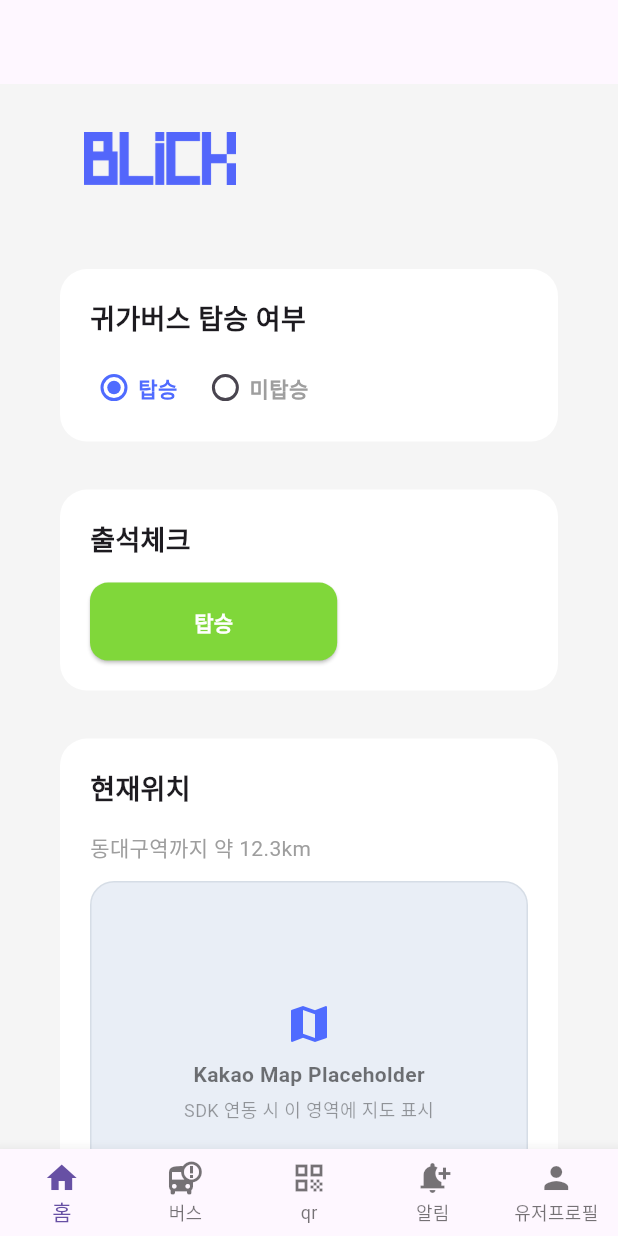
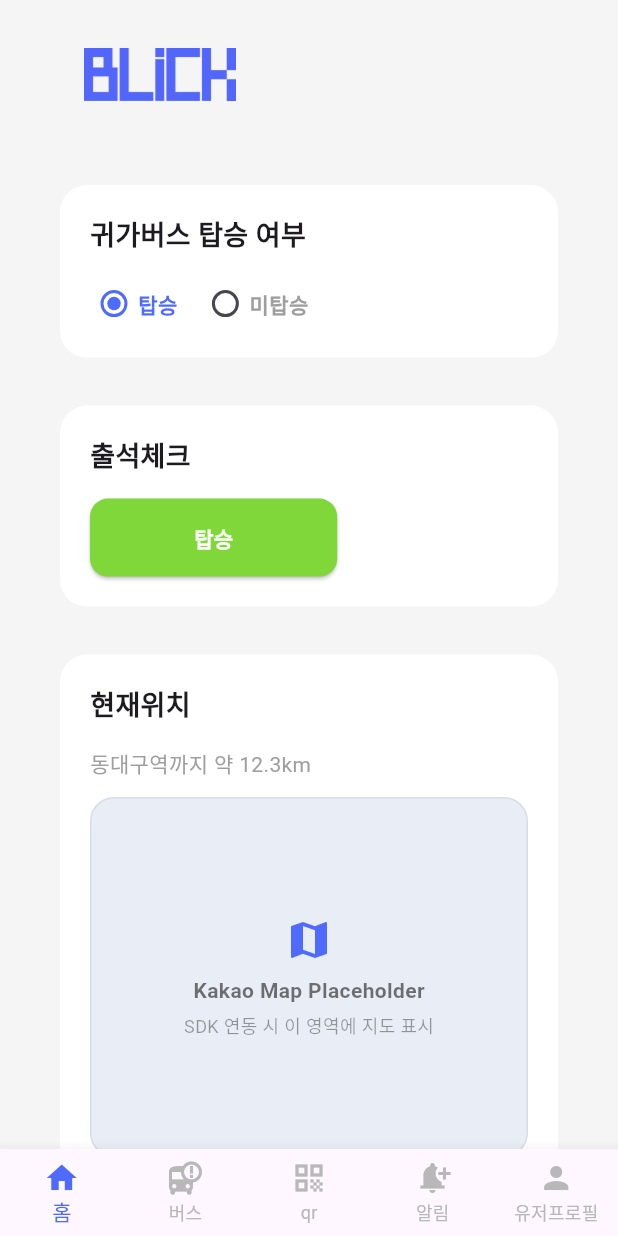
Before and after one commit to TeamBlick/app, a Flutter app: the screen it shows after launch, after a tap on "로그인", on a phone screen of 412 x 824 dp. Run offline on Flutter 3.47's test engine with Material 3 defaults, Android fonts, the phone set to English and light mode, and no system bars.

Commit message:
Refactor : BottomNav 위젯 분리 및 각 탭에 PageStorageKey 적용
- BottomNav를 `lib/widgets/bottom_nav.dart`로 분리하고 HomeScreen에서 사용, 각 탭에 PageStorageKey 부여.

```diff
--- a/lib/screens/home/tabs/bus_tab.dart
+++ b/lib/screens/home/tabs/bus_tab.dart
@@ -1,5 +1,6 @@
 import 'package:flutter/material.dart';
 import '../../../widgets/app_logo_header.dart';
+import '../../../widgets/section_card.dart';
 
 class BusTab extends StatelessWidget {
   const BusTab({super.key});
@@ -10,10 +11,9 @@ class BusTab extends StatelessWidget {
       padding: const EdgeInsets.all(40),
       child: Column(
         children: const [
-          Align(alignment: Alignment.centerLeft),
-          AppLogoHeader(),
-          SizedBox(height: 32),
-          Center(child: Text('버스 탭')),
+          SectionCard(title: "버스 변경 위치", child: Text("hi")),
+          const SizedBox(height: 32,),
+          SectionCard(title: "버스 변경 사유",child: Text("ㅗㅑ"),)
         ],
       ),
     );
--- a/lib/screens/home/tabs/home_tab.dart
+++ b/lib/screens/home/tabs/home_tab.dart
@@ -1,7 +1,8 @@
 import 'package:flutter/material.dart';
 import '../../../widgets/app_logo_header.dart';
+import '../../../widgets/kakaoMapWidget.dart';
 import '../../../widgets/radio_buttom.dart';
-import '../../../widgets/kakaoMapWidget.dart';
+import '../../../widgets/section_card.dart';
 
 class HomeTab extends StatefulWidget {
   const HomeTab({super.key});
@@ -46,35 +47,6 @@ class _HomeTabState extends State<HomeTab> {
   }
 }
 
-class SectionCard extends StatelessWidget {
-  final String title;
-  final Widget child;
-  const SectionCard({super.key, required this.title, required this.child});
-
-  @override
-  Widget build(BuildContext context) {
-    return Container(
-      width: double.infinity,
-      decoration: BoxDecoration(
-        color: Colors.white,
-        borderRadius: BorderRadius.circular(18)
-        ),
-      padding: const EdgeInsets.all(20),
-      child: Column(
-        crossAxisAlignment: CrossAxisAlignment.start,
-        children: [
-          Text(
-            title,
-            style: const TextStyle(fontWeight: FontWeight.bold, fontSize: 18),
-          ),
-          const SizedBox(height: 16), // 제목과 내용 사이 간격 16으로 고정
-          child,
-        ],
-      ),
-    );
-  }
-}
-
 class _AttendanceButton extends StatelessWidget {
   const _AttendanceButton({required this.busState});
 
@@ -84,7 +56,7 @@ class _AttendanceButton extends StatelessWidget {
   Widget build(BuildContext context) {
     final isBoarding = busState == "탑승";
     // 탑승 상태에 따라 삼항으로 버튼 색/문구 결정
-    final bgColor = isBoarding ? const Color.fromARGB(255,128,215,58) : const Color(0xFFFF3B30);
+    final bgColor = isBoarding ? const Color.fromARGB(255, 128, 215, 58) : const Color(0xFFFF3B30);
     final label = isBoarding ? "탑승" : "미탑승";
 
     return SizedBox(
--- a/lib/screens/home_screen.dart
+++ b/lib/screens/home_screen.dart
@@ -4,6 +4,7 @@ import 'home/tabs/bus_tab.dart';
 import 'home/tabs/home_tab.dart';
 import 'home/tabs/profile_tab.dart';
 import 'home/tabs/qr_tab.dart';
+import '../widgets/bottom_nav.dart';
 
 class HomeScreen extends StatefulWidget {
   const HomeScreen({super.key});
@@ -16,36 +17,24 @@ class _HomeScreenState extends State<HomeScreen> {
   int currentIndex = 0; // 탭 인덱스 상태
 
   final pages = const [
-    HomeTab(),
-    BusTab(),
-    QrTab(),
-    AlarmTab(),
-    ProfileTab(),
+    HomeTab(key: PageStorageKey('home')),
+    BusTab(key: PageStorageKey('bus')),
+    QrTab(key: PageStorageKey('qr')),
+    AlarmTab(key: PageStorageKey('alerts')),
+    ProfileTab(key: PageStorageKey('profile')),
   ];
 
   @override
   Widget build(BuildContext context) {
     return Scaffold(
       backgroundColor: const Color.fromRGBO(245, 245, 245, 1),
-      appBar: AppBar(),
       body: IndexedStack(
         index: currentIndex,
         children: pages,
       ),
-      bottomNavigationBar: BottomNavigationBar(
+      bottomNavigationBar: BottomNav(
         currentIndex: currentIndex,
         onTap: (index) => setState(() => currentIndex = index),
-        type: BottomNavigationBarType.fixed,
-        items: const [
-          BottomNavigationBarItem(icon: Icon(Icons.home), label: "홈"),
-          BottomNavigationBarItem(icon: Icon(Icons.bus_alert), label: "버스"),
-          BottomNavigationBarItem(icon: Icon(Icons.qr_code), label: "qr"),
-          BottomNavigationBarItem(
-            icon: Icon(Icons.notification_add),
-            label: "알림",
-          ),
-          BottomNavigationBarItem(icon: Icon(Icons.person), label: "유저프로필"),
-        ],
       ),
     );
   }
--- /dev/null
+++ b/lib/widgets/bottom_nav.dart
@@ -0,0 +1,37 @@
+import 'package:flutter/material.dart';
+
+enum BottomTab { home, bus, scan, alerts, profile }
+
+class BottomNav extends StatelessWidget {
+  const BottomNav({
+    super.key,
+    required this.currentIndex,
+    required this.onTap,
+  });
+
+  final int currentIndex;
+  final ValueChanged<int> onTap;
+
+  static const _items = [
+    BottomNavigationBarItem(icon: Icon(Icons.home), label: '홈'),
+    BottomNavigationBarItem(icon: Icon(Icons.bus_alert), label: '버스'),
+    BottomNavigationBarItem(icon: Icon(Icons.qr_code), label: 'qr'),
+    BottomNavigationBarItem(icon: Icon(Icons.notification_add), label: '알림'),
+    BottomNavigationBarItem(icon: Icon(Icons.person), label: '유저프로필'),
+  ];
+
+  @override
+  Widget build(BuildContext context) {
+    return SafeArea(
+      top: false,
+      child: BottomNavigationBar(
+        currentIndex: currentIndex,
+        onTap: onTap,
+        type: BottomNavigationBarType.fixed,
+        selectedItemColor: const Color(0xFF4F6BFF),
+        unselectedItemColor: const Color(0xFFB8B8B8),
+        items: _items,
+      ),
+    );
+  }
+}
--- /dev/null
+++ b/lib/widgets/section_card.dart
@@ -0,0 +1,33 @@
+import 'package:flutter/material.dart';
+
+/// 공통 섹션 카드 컨테이너.
+class SectionCard extends StatelessWidget {
+  const SectionCard({super.key, required this.title, required this.child});
+
+  final String title;
+  final Widget child;
+
+  @override
+  Widget build(BuildContext context) {
+    return Container(
+      width: double.infinity,
+      decoration: BoxDecoration(
+        color: Colors.white,
+        borderRadius: BorderRadius.circular(18),
+        boxShadow: const [], // 필요 시 그림자 추가
+      ),
+      padding: const EdgeInsets.all(20),
+      child: Column(
+        crossAxisAlignment: CrossAxisAlignment.start,
+        children: [
+          Text(
+            title,
+            style: const TextStyle(fontWeight: FontWeight.bold, fontSize: 18),
+          ),
+          const SizedBox(height: 16),
+          child,
+        ],
+      ),
+    );
+  }
+}
```
